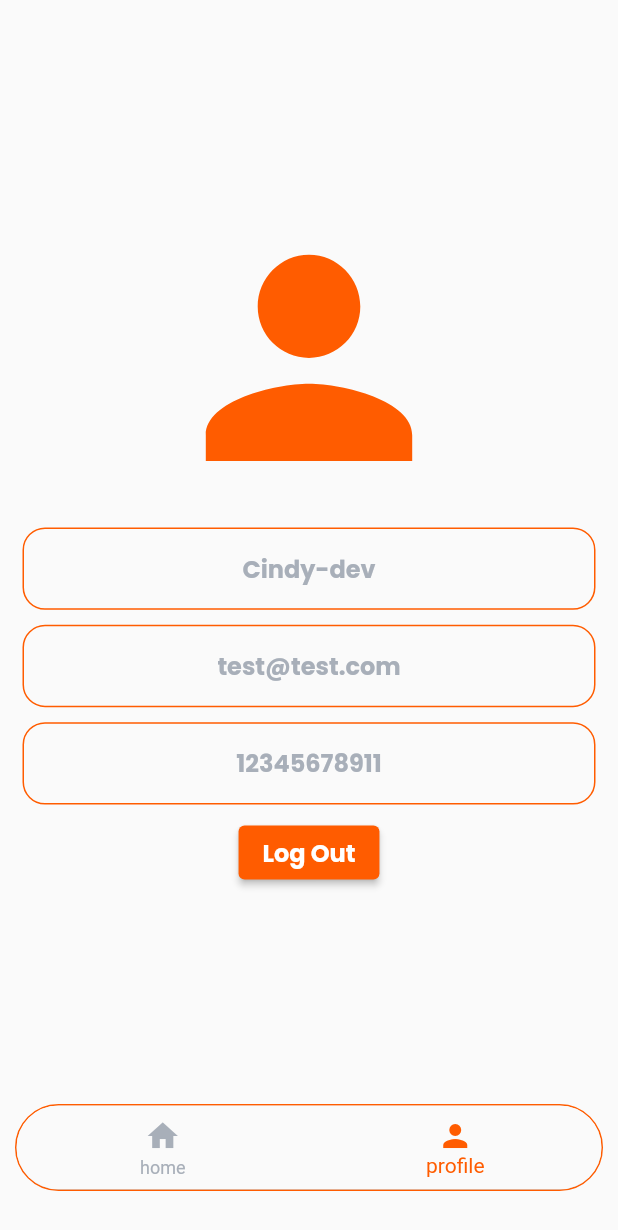
After one commit to Cindy-dev/rare_crew_task, a Flutter app: the MainScreen screen opened directly, item 2 of the bottom bar chosen, after a tap on "Log Out", on a phone screen of 412 x 824 dp. The commit adds this screen. Shown: the top 1230 px of the screen. Run offline on Flutter 3.47's test engine with Material 2 defaults, Android fonts, the phone set to English and light mode, and no system bars.

Commit message:
profile screen ui done

```diff
--- /dev/null
+++ b/lib/presentation/screens/main_screen.dart
@@ -0,0 +1,54 @@
+import 'package:flutter/cupertino.dart';
+import 'package:flutter/material.dart';
+import 'package:rare_crew_task_cynthia/presentation/utils/constants/colors.dart';
+import 'package:rare_crew_task_cynthia/presentation/utils/constants/device_size.dart';
+import 'package:rare_crew_task_cynthia/presentation/widgets/home_widget.dart';
+import 'package:rare_crew_task_cynthia/presentation/widgets/profile_widget.dart';
+
+class MainScreen extends StatefulWidget {
+  const MainScreen({Key? key}) : super(key: key);
+
+  @override
+  State<MainScreen> createState() => _MainScreenState();
+}
+
+class _MainScreenState extends State<MainScreen> {
+  //remove from screen later
+  int _selectedIndex = 0;
+  static final List<Widget> _screenOptions = <Widget>[
+    const HomeWidget(),
+    const ProfileWidget(),
+  ];
+  void _onItemTapped(int index) {
+    setState(() {
+      _selectedIndex = index;
+    });
+  }
+
+  @override
+  Widget build(BuildContext context) {
+    return Scaffold(
+      body: _screenOptions.elementAt(_selectedIndex),
+      bottomNavigationBar: Container(
+        margin: const EdgeInsets.fromLTRB(10, 0, 10, 30),
+        decoration: BoxDecoration(
+            borderRadius: BorderRadius.circular(30),
+            border: Border.all(color: orangeColor)),
+        child: ClipRRect(
+          borderRadius: BorderRadius.circular(30.0),
+          child: BottomNavigationBar(
+            onTap: _onItemTapped,
+            currentIndex: _selectedIndex,
+            selectedItemColor: orangeColor,
+            unselectedItemColor: hintTextColor,
+            items: const [
+              BottomNavigationBarItem(icon: Icon(Icons.home), label: 'home'),
+              BottomNavigationBarItem(
+                  icon: Icon(Icons.person), label: 'profile'),
+            ],
+          ),
+        ),
+      ),
+    );
+  }
+}
--- a/lib/presentation/utils/constants/text_style.dart
+++ /dev/null
@@ -1,9 +0,0 @@
-import 'dart:ui';
-
- appTextStyle(Color color, double fontSize, FontWeight fontWeight) {
-  return TextStyle(
-      color: color,
-      fontWeight: fontWeight,
-      fontFamily: 'Poppins',
-      fontSize: fontSize);
-}
--- a/lib/presentation/utils/helpers/custom_buttons.dart
+++ b/lib/presentation/utils/helpers/custom_buttons.dart
@@ -3,7 +3,7 @@ import 'package:rare_crew_task_cynthia/presentation/utils/constants/device_size.
 
 import '../constants/colors.dart';
 
-authenticationButton(BuildContext context, String text) {
+Widget authenticationButton(BuildContext context, String text) {
   return Container(
     alignment: Alignment.center,
     margin: const EdgeInsets.fromLTRB(24, 24, 24, 45),
--- /dev/null
+++ b/lib/presentation/utils/helpers/profile_card.dart
@@ -0,0 +1,45 @@
+import 'package:flutter/cupertino.dart';
+import 'package:flutter/material.dart';
+import 'package:rare_crew_task_cynthia/presentation/utils/constants/colors.dart';
+import 'package:rare_crew_task_cynthia/presentation/utils/constants/device_size.dart';
+
+Widget profileCard(BuildContext context, String title) {
+  return Container(
+    height: context.screenHeight() / 15,
+    alignment: Alignment.center,
+    margin: const EdgeInsets.fromLTRB(15, 10, 15, 0),
+    width: double.infinity,
+    decoration: BoxDecoration(
+      borderRadius: BorderRadius.circular(15),
+      border: Border.all(color: orangeColor),
+    ),
+    child: Text(
+      title,
+      style: const TextStyle(
+          color: hintTextColor,
+          fontWeight: FontWeight.w600,
+          fontFamily: 'Poppins',
+          fontSize: 16),
+    ),
+  );
+}
+
+Widget logOut() {
+  return Padding(
+    padding: const EdgeInsets.all(8.0),
+    child: ElevatedButton(
+      onPressed: () {},
+      style: ElevatedButton.styleFrom(
+        primary: orangeColor,
+      ),
+      child: const Text(
+        'Log Out',
+        style: TextStyle(
+            color: whiteColor,
+            fontWeight: FontWeight.w600,
+            fontFamily: 'Poppins',
+            fontSize: 16),
+      ),
+    ),
+  );
+}
--- /dev/null
+++ b/lib/presentation/widgets/home_widget.dart
@@ -0,0 +1,10 @@
+import 'package:flutter/cupertino.dart';
+
+class HomeWidget extends StatelessWidget {
+  const HomeWidget({Key? key}) : super(key: key);
+
+  @override
+  Widget build(BuildContext context) {
+    return Container();
+  }
+}
--- a/lib/presentation/widgets/login_form.dart
+++ b/lib/presentation/widgets/login_form.dart
@@ -1,5 +1,6 @@
 import 'package:flutter/cupertino.dart';
 import 'package:flutter/material.dart';
+import 'package:rare_crew_task_cynthia/presentation/screens/main_screen.dart';
 import 'package:rare_crew_task_cynthia/presentation/screens/signup_screen.dart';
 import 'package:rare_crew_task_cynthia/presentation/utils/helpers/custom_buttons.dart';
 import 'package:rare_crew_task_cynthia/presentation/utils/helpers/navigators.dart';
@@ -23,22 +24,18 @@ class _LoginFormState extends State<LoginForm> {
       padding: const EdgeInsets.fromLTRB(24, 44, 24, 24),
       child: Column(
         children: [
-          textForm(
-            'Username',
-            const Icon(Icons.person, color: hintTextColor),
-            _emailController
-          ),
+          textForm('Username', const Icon(Icons.person, color: hintTextColor),
+              _emailController),
           const SizedBox(
             height: 24,
           ),
           textForm(
-            'Password',
-            const Icon(
-              Icons.lock,
-              color: hintTextColor,
-            ),
-            _passwordController
-          ),
+              'Password',
+              const Icon(
+                Icons.lock,
+                color: hintTextColor,
+              ),
+              _passwordController),
           const SizedBox(
             height: 24,
           ),
@@ -50,7 +47,9 @@ class _LoginFormState extends State<LoginForm> {
                 fontFamily: 'Poppins',
                 fontSize: 14),
           ),
-          authenticationButton(context, 'Login'),
+          GestureDetector(
+              onTap: () => navigatePush(context, const MainScreen()),
+              child: authenticationButton(context, 'Login')),
           Row(
             mainAxisAlignment: MainAxisAlignment.center,
             mainAxisSize: MainAxisSize.min,
--- /dev/null
+++ b/lib/presentation/widgets/profile_widget.dart
@@ -0,0 +1,31 @@
+import 'package:flutter/cupertino.dart';
+import 'package:flutter/material.dart';
+import 'package:rare_crew_task_cynthia/presentation/utils/constants/colors.dart';
+import 'package:rare_crew_task_cynthia/presentation/utils/constants/device_size.dart';
+import 'package:rare_crew_task_cynthia/presentation/utils/helpers/profile_card.dart';
+
+class ProfileWidget extends StatelessWidget {
+  const ProfileWidget({Key? key}) : super(key: key);
+
+  @override
+  Widget build(BuildContext context) {
+    return Center(
+      child: Column(
+        mainAxisAlignment: MainAxisAlignment.center,
+        children: [
+          Icon(
+            Icons.person,
+            color: orangeColor,
+            size: context.screenHeight() / 4,
+          ),
+          profileCard(context, 'Cindy-dev'),
+          profileCard(context, 'test@test.com'),
+          profileCard(context, '12345678911'),
+
+          logOut(),
+
+        ],
+      ),
+    );
+  }
+}
--- a/pubspec.yaml
+++ b/pubspec.yaml
@@ -29,6 +29,9 @@ environment:
 dependencies:
   flutter:
     sdk: flutter
+  isar: ^2.5.0
+  flutter_riverpod: ^1.0.4
+  hooks_riverpod: ^1.0.4
 
 
   # The following adds the Cupertino Icons font to your application.
```
Also changed, not shown: pubspec.lock.
